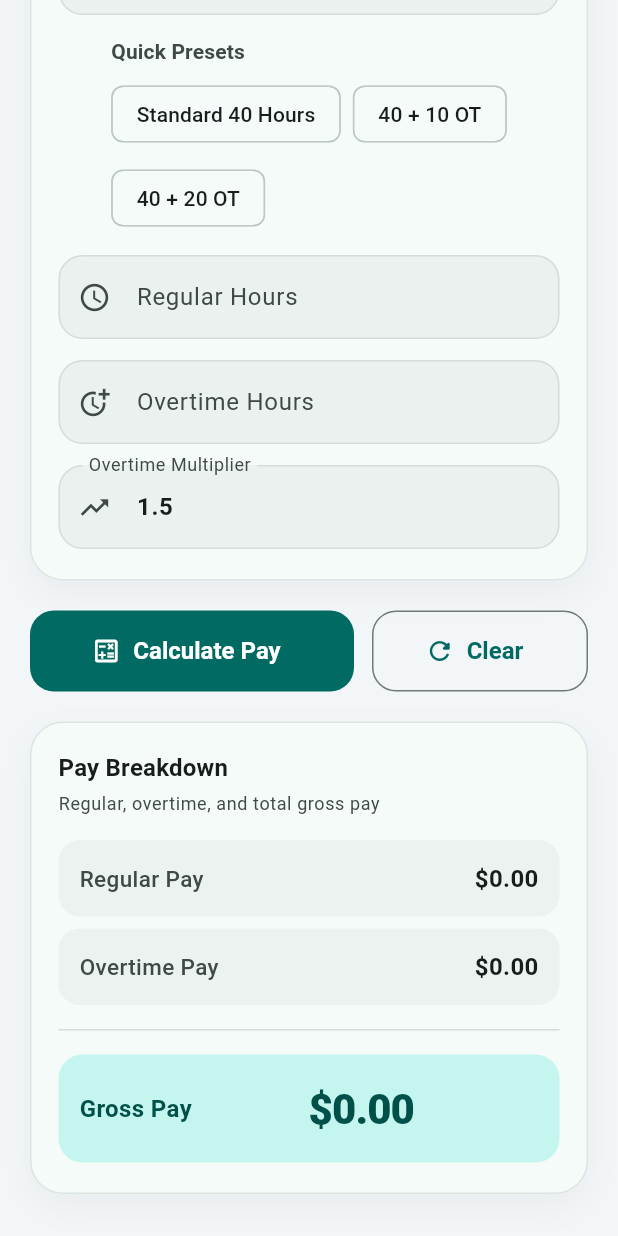
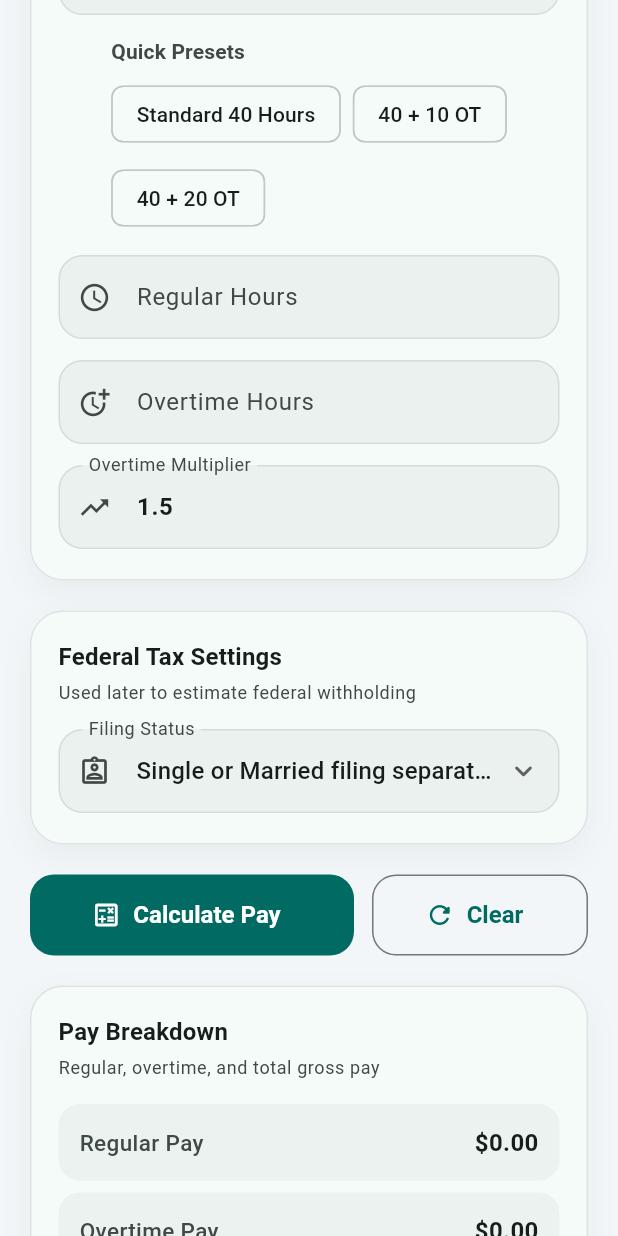
Before and after one commit to Snix-xinS/hassel-pay, a Flutter app: the screen it shows after launch, scrolled down 447 dp, on a phone screen of 412 x 824 dp. Run offline on Flutter 3.47's test engine with Material 3 defaults, Android fonts, the phone set to English and light mode, and no system bars.

Commit message:
Add federal filing status

```diff
--- a/lib/main.dart
+++ b/lib/main.dart
@@ -74,6 +74,25 @@ extension PayPeriodLabel on PayPeriod {
   }
 }
 
+enum FilingStatus {
+  singleOrMarriedFilingSeparately,
+  marriedFilingJointly,
+  headOfHousehold,
+}
+
+extension FilingStatusLabel on FilingStatus {
+  String get label {
+    switch (this) {
+      case FilingStatus.singleOrMarriedFilingSeparately:
+        return 'Single or Married filing separately';
+      case FilingStatus.marriedFilingJointly:
+        return 'Married filing jointly';
+      case FilingStatus.headOfHousehold:
+        return 'Head of household';
+    }
+  }
+}
+
 class PaycheckCalculatorPage extends StatefulWidget {
   const PaycheckCalculatorPage({super.key});
 
@@ -95,6 +114,8 @@ class _PaycheckCalculatorPageState extends State<PaycheckCalculatorPage> {
   double regularPay = 0;
   double overtimePay = 0;
   PayPeriod selectedPayPeriod = PayPeriod.weekly;
+  FilingStatus selectedFilingStatus =
+      FilingStatus.singleOrMarriedFilingSeparately;
 
   String? hourlyRateError;
   String? regularHoursError;
@@ -206,6 +227,7 @@ class _PaycheckCalculatorPageState extends State<PaycheckCalculatorPage> {
       regularPay = 0;
       overtimePay = 0;
       selectedPayPeriod = PayPeriod.weekly;
+      selectedFilingStatus = FilingStatus.singleOrMarriedFilingSeparately;
       hourlyRateError = null;
       regularHoursError = null;
       overtimeHoursError = null;
@@ -333,6 +355,22 @@ class _PaycheckCalculatorPageState extends State<PaycheckCalculatorPage> {
                                 },
                               ),
                             ],
+                          ),
+                        ),
+                        const SizedBox(height: 20),
+                        _SectionCard(
+                          title: 'Federal Tax Settings',
+                          subtitle: 'Used later to estimate federal withholding',
+                          child: _FilingStatusSelector(
+                            value: selectedFilingStatus,
+                            onChanged: (filingStatus) {
+                              if (filingStatus == null) {
+                                return;
+                              }
+                              setState(() {
+                                selectedFilingStatus = filingStatus;
+                              });
+                            },
                           ),
                         ),
                         const SizedBox(height: 20),
@@ -674,6 +712,67 @@ class _PayPeriodSelector extends StatelessWidget {
   }
 }
 
+class _FilingStatusSelector extends StatelessWidget {
+  const _FilingStatusSelector({
+    required this.value,
+    required this.onChanged,
+  });
+
+  final FilingStatus value;
+  final ValueChanged<FilingStatus?> onChanged;
+
+  @override
+  Widget build(BuildContext context) {
+    final colorScheme = Theme.of(context).colorScheme;
+
+    return DropdownButtonFormField<FilingStatus>(
+      key: ValueKey(value),
+      initialValue: value,
+      isExpanded: true,
+      onChanged: onChanged,
+      icon: const Icon(Icons.keyboard_arrow_down_rounded),
+      decoration: InputDecoration(
+        labelText: 'Filing Status',
+        prefixIcon: const Icon(Icons.assignment_ind_outlined, size: 22),
+        filled: true,
+        fillColor: colorScheme.surfaceContainerHighest.withValues(alpha: 0.45),
+        contentPadding: const EdgeInsets.symmetric(
+          horizontal: 16,
+          vertical: 16,
+        ),
+        border: OutlineInputBorder(
+          borderRadius: BorderRadius.circular(16),
+          borderSide: BorderSide.none,
+        ),
+        enabledBorder: OutlineInputBorder(
+          borderRadius: BorderRadius.circular(16),
+          borderSide: BorderSide(
+            color: colorScheme.outlineVariant.withValues(alpha: 0.5),
+          ),
+        ),
+        focusedBorder: OutlineInputBorder(
+          borderRadius: BorderRadius.circular(16),
+          borderSide: BorderSide(
+            color: colorScheme.primary,
+            width: 1.6,
+          ),
+        ),
+      ),
+      items: FilingStatus.values
+          .map(
+            (status) => DropdownMenuItem<FilingStatus>(
+              value: status,
+              child: Text(
+                status.label,
+                overflow: TextOverflow.ellipsis,
+              ),
+            ),
+          )
+          .toList(),
+    );
+  }
+}
+
 class _PayInputField extends StatelessWidget {
   const _PayInputField({
     required this.controller,
```
